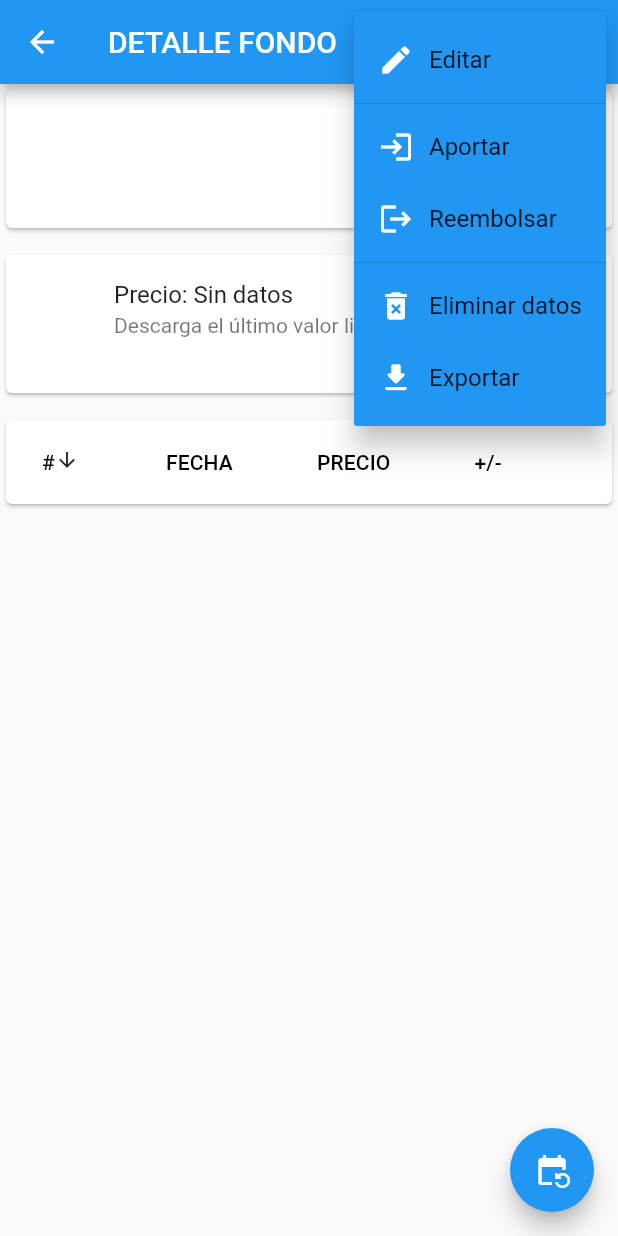
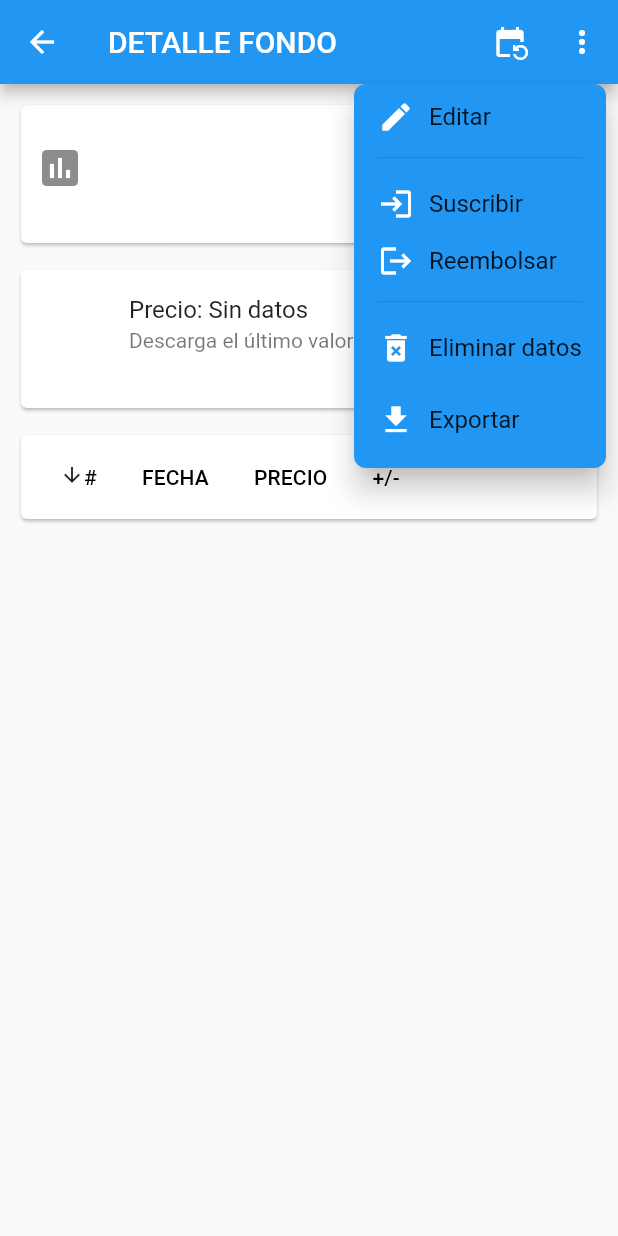
Before and after one commit to Webierta/cartera_fondos, a Flutter app: the PageFondo screen opened directly with empty values, after a tap on the "more vert" icon, on a phone screen of 412 x 824 dp. Run offline on Flutter 3.47's test engine with Material 2 defaults, Android fonts, the phone set to English and light mode, and no system bars; our stand-ins replace flutter_dotenv, sqflite; accounts and stored records are empty; network calls fail.

Commit message:
cleaning alpha 5.1

```diff
--- a/lib/pages/page_fondo.dart
+++ b/lib/pages/page_fondo.dart
@@ -9,14 +9,12 @@ import '../models/valor.dart';
 import '../services/api_service.dart';
 import '../services/sqlite_service.dart';
 
+enum ItemMenuFondo { editar, suscribir, reembolsar, eliminar, exportar }
+
 class PageFondo extends StatefulWidget {
   final Cartera cartera;
   final Fondo fondo;
-  const PageFondo({
-    Key? key,
-    required this.cartera,
-    required this.fondo,
-  }) : super(key: key);
+  const PageFondo({Key? key, required this.cartera, required this.fondo}) : super(key: key);
 
   @override
   State<PageFondo> createState() => _PageFondoState();
@@ -24,6 +22,8 @@ class PageFondo extends StatefulWidget {
 
 class _PageFondoState extends State<PageFondo> {
   late SqliteService _sqlite;
+  late ApiService apiService;
+
   var valores = <Valor>[];
   var valoresCopy = <Valor>[];
   // TODO lastValor ????? mejor lastPrecio + lastDate
@@ -32,23 +32,29 @@ class _PageFondoState extends State<PageFondo> {
   String? moneda;
   double? lastPrecio;
   int? lastDate;
-
   int participaciones = 0;
 
   bool loading = true;
   String msgLoading = '';
 
-  //var valores = [Valor(date: 123456, precio: 23.43), Valor(date: 431234, precio: 24.33)];
+  int _currentSortColumn = 0;
+  bool _isSortAsc = true;
 
-  //DataApi? dataApi;
-  late ApiService apiService;
-  //late apiData;
+  @override
+  void initState() {
+    _sqlite = SqliteService();
+    loading = true;
+    msgLoading = 'Abriendo base de datos...';
+    _sqlite.initDB().whenComplete(() async {
+      await _refreshValores();
+    });
+    apiService = ApiService();
+    super.initState();
+  }
 
   _refreshValores() async {
     await _sqlite.createTableFondo(widget.cartera, widget.fondo);
-    setState(() {
-      msgLoading = 'Obteniendo datos...';
-    });
+    setState(() => msgLoading = 'Obteniendo datos...');
     final data = await _sqlite
         .getValoresByOrder(widget.cartera, widget.fondo)
         .whenComplete(() => setState(() {
@@ -72,24 +78,42 @@ class _PageFondoState extends State<PageFondo> {
     }*/
   }
 
-  /*Future<List<Valor>> _getValores() async {
-    return await _sqlite.getValores(widget.cartera, widget.fondo);
-  }*/
-
-  @override
-  void initState() {
-    _sqlite = SqliteService();
-    loading = true;
-    msgLoading = 'Abriendo base de datos...';
-    _sqlite.initDB().whenComplete(() async {
-      await _refreshValores();
-    });
-    apiService = ApiService();
-    super.initState();
+  PopupMenuItem _buildMenuItem(String title, IconData iconData, int position) {
+    return PopupMenuItem(
+      value: position,
+      child: Column(
+        children: [
+          Row(
+            children: [
+              Icon(iconData, color: Colors.white),
+              const SizedBox(width: 10),
+              Text(title),
+            ],
+          ),
+          if (position == 0 || position == 2)
+            const Padding(
+              padding: EdgeInsets.only(top: 10),
+              child: PopupMenuDivider(height: 10),
+            ),
+        ],
+      ),
+    );
   }
 
-  int _currentSortColumn = 0;
-  bool _isSortAsc = true;
+  // TODO: ACCIONES MENU
+  _onMenuItemSelected(int value) {
+    if (value == ItemMenuFondo.editar.index) {
+      print('EDITAR');
+    } else if (value == ItemMenuFondo.suscribir.index) {
+      print('SUSCRIBIR');
+    } else if (value == ItemMenuFondo.reembolsar.index) {
+      print('REEMBOLSAR');
+    } else if (value == ItemMenuFondo.eliminar.index) {
+      print('ELIMINAR');
+    } else if (value == ItemMenuFondo.exportar.index) {
+      print('EXPORTAR');
+    } else {}
+  }
 
   @override
   Widget build(BuildContext context) {
@@ -98,112 +122,34 @@ class _PageFondoState extends State<PageFondo> {
         title: const Text('DETALLE FONDO'),
         actions: [
           IconButton(
-            icon: const Icon(Icons.refresh),
-            onPressed: () async {
-              // actualizar VL
-              final getDataApi = await apiService.getDataApi(widget.fondo.isin);
-              if (getDataApi != null) {
-                //dataApi = getDataApi;
-                //widget.fondo.insertVL(dataApi?.epochSecs as int, dataApi?.price as double);
-                var newValor = Valor(date: getDataApi.epochSecs, precio: getDataApi.price);
-                var newMoneda = getDataApi.market;
-                var newLastPrecio = getDataApi.price;
-                var newLastDate = getDataApi.epochSecs;
-
-                setState(() {
-                  widget.fondo.moneda = newMoneda;
-                  moneda = newMoneda;
-                  widget.fondo.lastPrecio = newLastPrecio;
-                  lastPrecio = newLastPrecio;
-                  widget.fondo.lastDate = newLastDate;
-                  lastDate = newLastDate;
-                });
-                _sqlite.insertDataApi(
-                  widget.cartera,
-                  widget.fondo,
-                  moneda: newMoneda,
-                  lastPrecio: newLastPrecio,
-                  lastDate: newLastDate,
-                );
-
-                //TODO check newvalor repetido por date ??
-                //setState(() => lastValor = newValor);
-                _sqlite.insertVL(widget.cartera, widget.fondo, newValor);
-
-                _refreshValores();
-                // TODO: BANNER
-                //print(dataApi?.price);
-              } else {
-                print('ERROR GET DATAAPI');
-              }
-            },
+            icon: const Icon(Icons.event_repeat),
+            onPressed: getRangeValores,
           ),
-          PopupMenuButton<int>(
+          PopupMenuButton(
+            onSelected: (value) => _onMenuItemSelected(value as int),
             color: Colors.blue,
-              itemBuilder: (context) {
-                return [
-                  PopupMenuItem(
-                    value: 0,
-                    child: Row(
-                      children: const [
-                        Icon(Icons.edit),
-                        SizedBox(width: 10),
-                        Text('Editar'),
+            offset: Offset(0.0, AppBar().preferredSize.height),
+            shape: const RoundedRectangleBorder(
+              borderRadius: BorderRadius.all(Radius.circular(8.0)),
+            ),
+            itemBuilder: (ctx) => [
+              _buildMenuItem('Editar', Icons.edit, ItemMenuFondo.editar.index),
+              _buildMenuItem('Suscribir', Icons.login, ItemMenuFondo.suscribir.index),
+              _buildMenuItem('Reembolsar', Icons.logout, ItemMenuFondo.reembolsar.index),
+              _buildMenuItem('Eliminar datos', Icons.delete_forever, ItemMenuFondo.eliminar.index),
+              _buildMenuItem('Exportar', Icons.download, ItemMenuFondo.exportar.index),
             ],
           ),
-                  ),
-                  const PopupMenuDivider(height: 10),
-                  PopupMenuItem(
-                    value: 0,
-                    child: Row(
-                      children: const [
-                        Icon(Icons.login),
-                        SizedBox(width: 10),
-                        Text('Aportar'),
-                      ],
-                    ),
-                  ),
-                  PopupMenuItem(
-                    value: 0,
-                    child: Row(
-                      children: const [
-                        Icon(Icons.logout),
-                        SizedBox(width: 10),
-                        Text('Reembolsar'),
-                      ],
-                    ),
-                  ),
-                  const PopupMenuDivider(height: 10),
-                  PopupMenuItem(
-                    value: 0,
-                    child: Row(
-                      children: const [
-                        Icon(Icons.delete_forever),
-                        SizedBox(width: 10),
-                        Text('Eliminar datos'),
-                      ],
-                    ),
-                  ),
-                  PopupMenuItem(
-                    value: 0,
-                    child: Row(
-                      children: const [
-                        Icon(Icons.download_rounded),
-                        SizedBox(width: 10),
-                        Text('Exportar'),
-                      ],
-                    ),
-                  ),
-                ];
-              }),
         ],
       ),
       body: ListView(
         shrinkWrap: true,
+        padding: const EdgeInsets.all(10),
         children: [
           Card(
             child: ListTile(
               contentPadding: const EdgeInsets.all(10),
+              leading: const Icon(Icons.assessment, size: 32),
               title: Text(
                 widget.fondo.name,
                 style: Theme.of(context).textTheme.titleLarge,
@@ -212,29 +158,6 @@ class _PageFondoState extends State<PageFondo> {
                 widget.fondo.isin,
                 style: Theme.of(context).textTheme.titleMedium,
               ),
-              /*trailing: lastValor != null
-                  ? Container(
-                      padding: const EdgeInsets.all(4),
-                      decoration: BoxDecoration(
-                        border: Border.all(),
-                        borderRadius: const BorderRadius.all(Radius.circular(6)),
-                      ),
-                      child: Column(
-                        mainAxisSize: MainAxisSize.min,
-                        children: [
-                          //TODO: control número de decimales: máx 2
-                          Text(
-                            '${lastValor?.precio ?? ''}',
-                            style: Theme.of(context).textTheme.headlineSmall,
-                          ),
-                          Text(
-                            lastValor != null ? _epochFormat(lastValor!.date) : '',
-                            style: Theme.of(context).textTheme.labelSmall,
-                          ),
-                        ],
-                      ),
-                    )
-                  : null,*/
             ),
           ),
           const SizedBox(height: 10),
@@ -252,7 +175,7 @@ class _PageFondoState extends State<PageFondo> {
                           child: Text(
                             //'${widget.fondo.lastPrecio ?? ''}',
                             '${valores.first.precio}',
-                            style: Theme.of(context).textTheme.headlineMedium,
+                            style: Theme.of(context).textTheme.titleLarge,
                           ),
                         ),
                   subtitle: valores.isEmpty
@@ -265,49 +188,12 @@ class _PageFondoState extends State<PageFondo> {
                                 //_epochFormat(widget.fondo.lastDate!) : '',
                                 _epochFormat(valores.first.date)
                                 : '',
-                            style: Theme.of(context).textTheme.titleLarge,
+                            style: Theme.of(context).textTheme.titleMedium,
                           ),
                         ),
                   trailing: IconButton(
-                    icon: const Icon(Icons.download, color: Colors.blue),
-                    onPressed: () async {
-                      // actualizar VL
-                      final getDataApi = await apiService.getDataApi(widget.fondo.isin);
-                      if (getDataApi != null) {
-                        //dataApi = getDataApi;
-                        //widget.fondo.insertVL(dataApi?.epochSecs as int, dataApi?.price as double);
-                        var newValor = Valor(date: getDataApi.epochSecs, precio: getDataApi.price);
-                        var newMoneda = getDataApi.market;
-                        var newLastPrecio = getDataApi.price;
-                        var newLastDate = getDataApi.epochSecs;
-
-                        setState(() {
-                          widget.fondo.moneda = newMoneda;
-                          moneda = newMoneda;
-                          widget.fondo.lastPrecio = newLastPrecio;
-                          lastPrecio = newLastPrecio;
-                          widget.fondo.lastDate = newLastDate;
-                          lastDate = newLastDate;
-                        });
-                        _sqlite.insertDataApi(
-                          widget.cartera,
-                          widget.fondo,
-                          moneda: newMoneda,
-                          lastPrecio: newLastPrecio,
-                          lastDate: newLastDate,
-                        );
-
-                        //TODO check newvalor repetido por date ??
-                        //setState(() => lastValor = newValor);
-                        _sqlite.insertVL(widget.cartera, widget.fondo, newValor);
-
-                        _refreshValores();
-                        // TODO: BANNER
-                        //print(dataApi?.price);
-                      } else {
-                        print('ERROR GET DATAAPI');
-                      }
-                    },
+                    icon: const Icon(Icons.refresh, color: Colors.blue),
+                    onPressed: updateValor,
                   ),
                 ),
                 const SizedBox(height: 10),
@@ -321,7 +207,7 @@ class _PageFondoState extends State<PageFondo> {
                             ? Text('Participaciones: $participaciones')
                             : const Text(
                                 'Subscribe participaciones de este Fondo para seguir la evolución de tu inversión'),
-                        // nueva ventana con Fecha / participaciones y VL
+                        // TODO: nueva ventana con Fecha / participaciones y VL
                         trailing: IconButton(
                           icon: const Icon(Icons.shopping_cart, color: Colors.blue),
                           onPressed: () {},
@@ -338,53 +224,8 @@ class _PageFondoState extends State<PageFondo> {
               ],
             ),
           ),
-
+          //TODO: CARD -> Grafico
           const SizedBox(height: 10),
-          // ULTIMO VALOR
-          /*Card(
-            child: ListTile(
-              title: Text('${valores.last.precio}'),
-              subtitle: Text('${valores.last.date}'),
-            ),
-          ),*/
-          /*Card(
-            child: ListTile(
-              title: Text('${widget.fondo.historico.last.keys}'),
-              subtitle: Text('${widget.fondo.historico.last.entries}'),
-              //subtitle: Text('${dataApi?.price ?? 'nada'}'),
-            ),
-          ),*/
-          // ÍNDICES DE RENTABILIDAD
-          //Card(),
-          // GRÁFICO
-          //Card(),
-          // HISTORICO DE VALORES
-          // FECHA - VL
-          /*Card(
-            child: valores.isNotEmpty
-                ? ListView.builder(
-                    shrinkWrap: true,
-                    physics: const ClampingScrollPhysics(),
-                    itemCount: valores.length,
-                    itemBuilder: (context, index) {
-                      return DataTable(
-                        columns: const [
-                          DataColumn(label: Text('#')),
-                          DataColumn(label: Text('FECHA')),
-                          DataColumn(label: Text('PRECIO')),
-                        ],
-                        rows: [
-                          DataRow(cells: [
-                            DataCell(Text('${index + 1}')),
-                            DataCell(Text(_epochFormat(valores[index].date))),
-                            DataCell(Text('${valores[index].precio}')),
-                          ]),
-                        ],
-                      );
-                    },
-                  )
-                : const Text('Nada que mostrar'),
-          ),*/
           loading
               ? Padding(
                   padding: const EdgeInsets.only(top: 50, left: 20, right: 20),
@@ -406,9 +247,12 @@ class _PageFondoState extends State<PageFondo> {
                         child: DataTable(
                           sortColumnIndex: _currentSortColumn,
                           sortAscending: _isSortAsc,
+                          columnSpacing: 30,
+                          //horizontalMargin: 0,
                           columns: [
                             DataColumn(
                                 label: const Text('#'),
+                                numeric: true,
                                 onSort: (columnIndex, _) {
                                   setState(() {
                                     _currentSortColumn = columnIndex;
@@ -420,9 +264,9 @@ class _PageFondoState extends State<PageFondo> {
                                     _isSortAsc = !_isSortAsc;
                                   });
                                 }),
-                            DataColumn(label: Text('FECHA')),
-                            DataColumn(label: Text('PRECIO')),
-                            DataColumn(label: Text('+/-')),
+                            const DataColumn(label: Text('FECHA'), numeric: true),
+                            const DataColumn(label: Text('PRECIO'), numeric: true),
+                            const DataColumn(label: Text('+/-'), numeric: true),
                           ],
                           rows: valoresCopy
                               .map((valor) => DataRow(cells: [
@@ -473,50 +317,16 @@ class _PageFondoState extends State<PageFondo> {
                     ],
                   ),
                 ),
-
-          /*Card(
-            child: FutureBuilder<List<Valor>>(
-              future: _getValores(widget.fondo),
-              builder: (context, snapShot) {
-                if (snapShot.connectionState == ConnectionState.done) {
-                  if (snapShot.hasError) {
-                    return const Text('ERROR recibiendo datos');
-                  }
-                  var index = 1;
-                  if (snapShot.hasData) {
-                    return SingleChildScrollView(
-                      //scrollDirection: Axis.horizontal,
-                      // TODO: columna diferencia con anterior
-                      // TODO: posible salida por los lados (ver tabledata widget de la semana)
-                      child: DataTable(
-                        columns: const [
-                          DataColumn(label: Text('#')),
-                          DataColumn(label: Text('FECHA')),
-                          DataColumn(label: Text('PRECIO')),
         ],
-                        rows: snapShot.data!.map<DataRow>((valor) {
-                          return DataRow(
-                            cells: <DataCell>[
-                              DataCell(Text('${index++}')),
-                              DataCell(Text(_epochFormat(valor.date))),
-                              DataCell(Text('${valor.precio}')),
-                            ],
-                          );
-                        }).toList(),
       ),
+      /*floatingActionButton: FloatingActionButton(
+        child: const Icon(Icons.event_repeat),
+        onPressed: getRangeValores,
+      ),*/
     );
   }
-                } else {
-                  return const CircularProgressIndicator();
-                }
-              },
-            ),
-          ),*/
-        ],
-      ),
-      floatingActionButton: FloatingActionButton(
-        child: const Icon(Icons.event_repeat),
-        onPressed: () async {
+
+  void getRangeValores() async {
     setState(() {
       loading = true;
       msgLoading = 'Conectando...';
@@ -558,9 +368,42 @@ class _PageFondoState extends State<PageFondo> {
       setState(() => loading = false);
       print('ERROR GET DATA API RANGE');
     }
-        },
-      ),
+  }
+
+  void updateValor() async {
+    // actualizar VL
+    //TODO: msg updating
+    final getDataApi = await apiService.getDataApi(widget.fondo.isin);
+    if (getDataApi != null) {
+      var newValor = Valor(date: getDataApi.epochSecs, precio: getDataApi.price);
+      var newMoneda = getDataApi.market;
+      var newLastPrecio = getDataApi.price;
+      var newLastDate = getDataApi.epochSecs;
+      setState(() {
+        widget.fondo.moneda = newMoneda;
+        moneda = newMoneda;
+        widget.fondo.lastPrecio = newLastPrecio;
+        lastPrecio = newLastPrecio;
+        widget.fondo.lastDate = newLastDate;
+        lastDate = newLastDate;
+      });
+      _sqlite.insertDataApi(
+        widget.cartera,
+        widget.fondo,
+        moneda: newMoneda,
+        lastPrecio: newLastPrecio,
+        lastDate: newLastDate,
       );
+      //TODO check newvalor repetido por date ??
+      //setState(() => lastValor = newValor);
+      _sqlite.insertVL(widget.cartera, widget.fondo, newValor);
+
+      _refreshValores();
+      // TODO: BANNER
+      //print(dataApi?.price);
+    } else {
+      print('ERROR GET DATAAPI');
+    }
   }
 
   String _epochFormat(int epoch) {
@@ -569,3 +412,42 @@ class _PageFondoState extends State<PageFondo> {
     return formatter.format(date);
   }
 }
+
+/*Card(
+            child: FutureBuilder<List<Valor>>(
+              future: _getValores(widget.fondo),
+              builder: (context, snapShot) {
+                if (snapShot.connectionState == ConnectionState.done) {
+                  if (snapShot.hasError) {
+                    return const Text('ERROR recibiendo datos');
+                  }
+                  var index = 1;
+                  if (snapShot.hasData) {
+                    return SingleChildScrollView(
+                      //scrollDirection: Axis.horizontal,
+                      // TODO: columna diferencia con anterior
+                      // TODO: posible salida por los lados (ver tabledata widget de la semana)
+                      child: DataTable(
+                        columns: const [
+                          DataColumn(label: Text('#')),
+                          DataColumn(label: Text('FECHA')),
+                          DataColumn(label: Text('PRECIO')),
+                        ],
+                        rows: snapShot.data!.map<DataRow>((valor) {
+                          return DataRow(
+                            cells: <DataCell>[
+                              DataCell(Text('${index++}')),
+                              DataCell(Text(_epochFormat(valor.date))),
+                              DataCell(Text('${valor.precio}')),
+                            ],
+                          );
+                        }).toList(),
+                      ),
+                    );
+                  }
+                } else {
+                  return const CircularProgressIndicator();
+                }
+              },
+            ),
+          ),*/
```
Also changed, not shown: lib/pages/page_cartera.dart (+4 -7 lines), 1 other file. Lines whose indentation alone changed are shown as unchanged.
